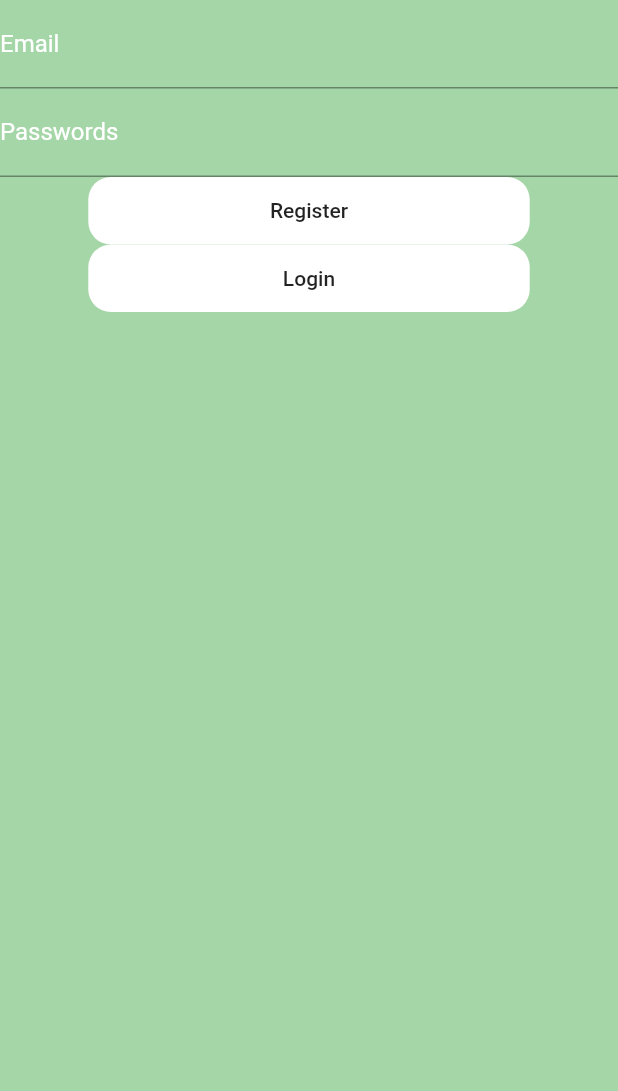
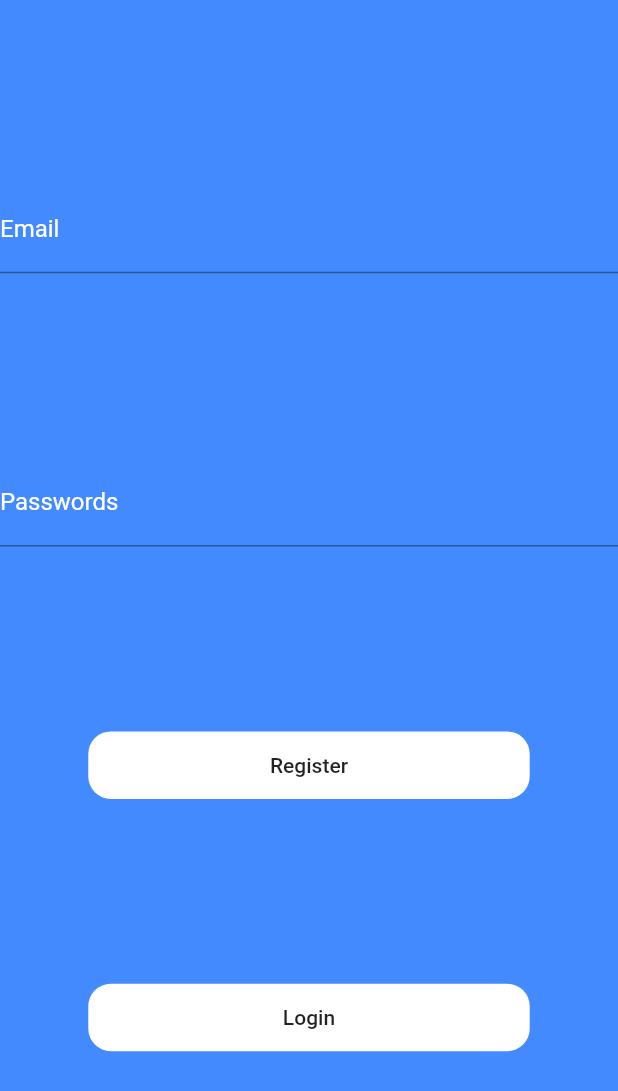
Before and after one commit to raghavi101/crypto_wallet, a Flutter app: the screen it shows after launch, on a phone screen of 412 x 824 dp. Shown: the top 1091 px of the screen. Run offline on Flutter 3.47's test engine with Material 2 defaults, Android fonts, the phone set to English and light mode, and no system bars; our stand-ins replace firebase_core; accounts and stored records are empty.

Commit message:
display modification

```diff
--- a/lib/main.dart
+++ b/lib/main.dart
@@ -1,6 +1,7 @@
 import 'package:firebase_core/firebase_core.dart';
 import 'package:flutter/material.dart';
 import 'ui/authentication.dart';
+import 'package:flutter/widgets.dart';
 
 void main() async {
   WidgetsFlutterBinding.ensureInitialized();
--- a/lib/ui/authentication.dart
+++ b/lib/ui/authentication.dart
@@ -18,9 +18,10 @@ class _AuthenticationState extends State<Authentication> {
         width: MediaQuery.of(context).size.width,
         height: MediaQuery.of(context).size.height,
         decoration: BoxDecoration(
-          color: Colors.green[200],
+          color: Colors.blueAccent,
         ),
         child: Column(
+          mainAxisAlignment: MainAxisAlignment.spaceEvenly,
           children: [
             TextFormField(
               controller: _emailField,
```
Also changed, not shown: lib/net/api_methoda.dart (deleted), lib/net/api_methods.dart (added).
